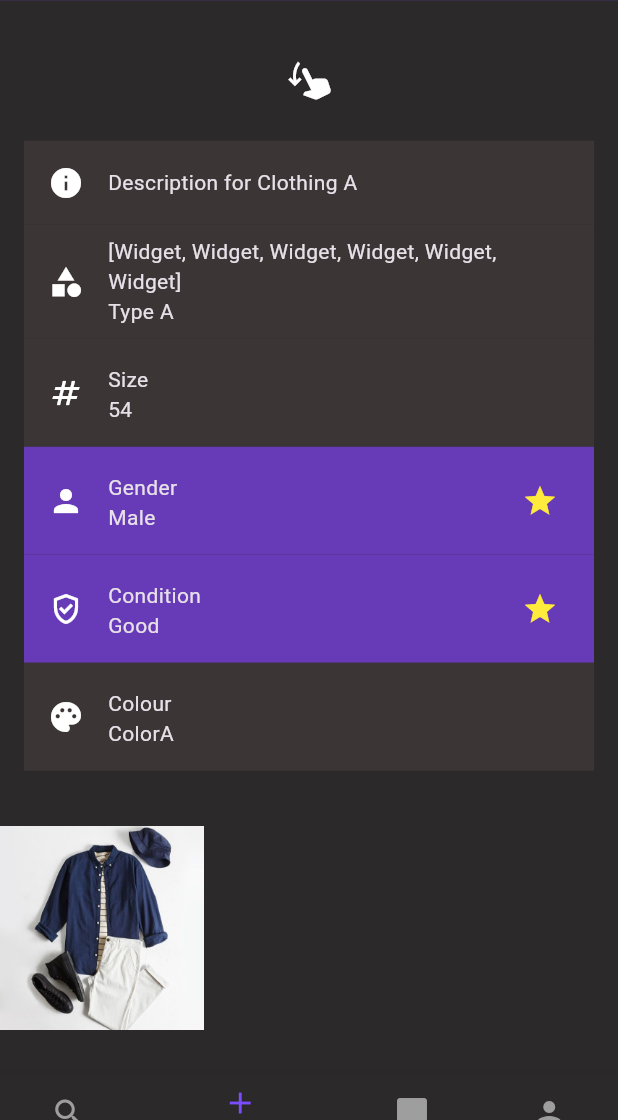
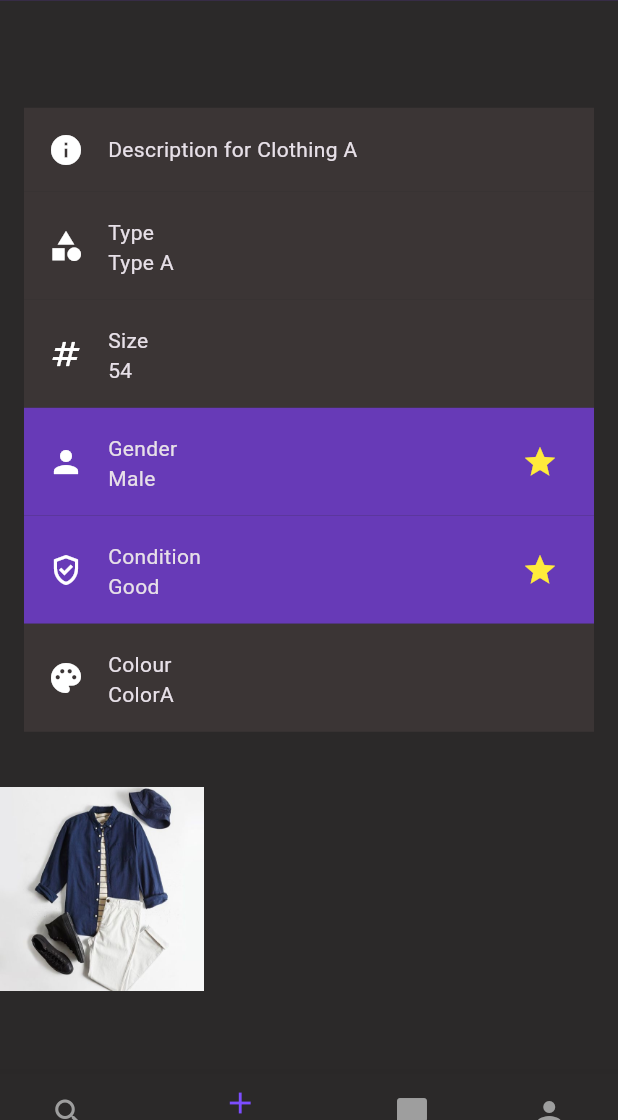
Before and after one commit to Fiversity-1/StyleSwap, a Flutter app: the SwipePage screen opened by its route, scrolled down 576 dp, on a phone screen of 412 x 824 dp, the part 116-1236 px from its top. Run offline on Flutter 3.47's test engine with Material 3 defaults, Android fonts, the phone set to English and light mode, and no system bars; our stand-ins replace flutter_card_swiper, flutter_hooks, flutter_slidable, font_awesome_flutter, image_picker, like_button and 4 more; missing offline and left inert: confirm_dialog, easy_image_viewer, flutter_image_stack, flutter_reorderable_grid_view, string_extensions, swipe and 1 more; accounts and stored records are empty.

Commit message:
On swipe if swipped up use, hide button on details to avoid context bugs

```diff
--- a/lib/features/clothing/presentation/clothing_detail.dart
+++ b/lib/features/clothing/presentation/clothing_detail.dart
@@ -1,5 +1,4 @@
 import 'package:clothing_swap/features/clothing/presentation/search_provider.dart';
-import 'package:clothing_swap/features/profile/presentation/profile_class.dart';
 import 'package:clothing_swap/widgets/browse_photos.dart';
 import 'package:flutter/material.dart';
 import 'package:clothing_swap/widgets/custom_top_app_bar.dart';
@@ -8,11 +7,15 @@ import 'package:flutter/foundation.dart' show kIsWeb;
 import 'package:provider/provider.dart';
 
 class ClothingDetail extends StatelessWidget {
-  const ClothingDetail({super.key});
+  final String? location;
+  const ClothingDetail({super.key, this.location});
   //Need a matching algorithm - based on preferences/ latest search
 
   @override
   Widget build(BuildContext context) {
+    //GPT for modal route to collect argument
+    final String? location =
+        ModalRoute.of(context)!.settings.arguments as String?;
     final searchResults = Provider.of<Search>(context);
 
     double height = MediaQuery.of(context).size.height;
@@ -33,6 +36,8 @@ class ClothingDetail extends StatelessWidget {
               children: [
                 Padding(
                   padding: const EdgeInsets.only(top: (0.0)),
+                  child: Visibility(
+                    visible: location == "tap",
                     child: IconButton(
                         icon: const Icon(
                             kIsWeb ? Icons.arrow_upward : Icons.swipe_down),
@@ -40,6 +45,7 @@ class ClothingDetail extends StatelessWidget {
                         onPressed: () {
                           Navigator.pop(context);
                         }),
+                  ),
                 ),
               ],
             ),
@@ -57,7 +63,7 @@ class ClothingDetail extends StatelessWidget {
                 ),
                 ListTile(
                   title: Text(
-                    searchResults.getListing().toString(),
+                    "Type",
                     style: Theme.of(context).textTheme.bodyMedium,
                   ),
                   subtitle: Text(
--- a/lib/features/clothing/presentation/preferences_provider.dart
+++ b/lib/features/clothing/presentation/preferences_provider.dart
@@ -1,6 +1,6 @@
 import 'package:flutter/material.dart';
 
-//Chat GPT generated
+//Chat GPT generated, modified
 class PreferencesNotifier extends ChangeNotifier {
   final List<String> _typePreferences = [];
   final List<String> _sizePreferences = [];
--- a/lib/features/clothing/presentation/search_provider.dart
+++ b/lib/features/clothing/presentation/search_provider.dart
@@ -37,4 +37,15 @@ class Search with ChangeNotifier {
     _listings.removeAt(index);
     notifyListeners();
   }
+
+  String checkCardType() {
+    if (getListing().isNotEmpty) {
+      if (getListing()[0] is FunFactCard) {
+        return "Fact";
+      } else if (getListing()[0] is! FunFactCard) {
+        return "Clothes";
+      }
+    }
+    return "Empty";
+  }
 }
--- a/lib/features/clothing/presentation/select_preferences.dart
+++ b/lib/features/clothing/presentation/select_preferences.dart
@@ -1,4 +1,3 @@
-// signup.dart
 import 'package:clothing_swap/features/clothing/domain/clothing_info.dart';
 import 'package:clothing_swap/features/clothing/presentation/preferences_provider.dart';
 import 'package:clothing_swap/widgets/custom_bottom_nav_bar.dart';
--- a/lib/features/clothing/presentation/swipe.dart
+++ b/lib/features/clothing/presentation/swipe.dart
@@ -1,17 +1,25 @@
 // startpage.dart
 import 'package:clothing_swap/features/clothing/presentation/clothing_detail.dart';
+import 'package:clothing_swap/features/clothing/presentation/search_provider.dart';
 import 'package:clothing_swap/features/clothing/presentation/swipetop.dart';
 import 'package:flutter/material.dart';
+import 'package:provider/provider.dart';
 
 class SwipePage extends StatelessWidget {
   const SwipePage({super.key});
 
   @override
   Widget build(BuildContext context) {
+    final searchResults = Provider.of<Search>(context);
     return Scaffold(
       body: PageView(
         scrollDirection: Axis.vertical,
-        children: const [SwipePageTop(), ClothingDetail()],
+        children: [
+          const SwipePageTop(),
+          // Only include this page if the condition is met- chat modified
+          if (searchResults.checkCardType() == "Clothes")
+            const ClothingDetail(),
+        ],
       ),
     );
   }
--- a/lib/features/clothing/presentation/swipetop.dart
+++ b/lib/features/clothing/presentation/swipetop.dart
@@ -1,4 +1,3 @@
-import 'package:clothing_swap/features/clothing/presentation/clothing_item_build.dart';
 import 'package:clothing_swap/features/clothing/presentation/search_provider.dart';
 import 'package:clothing_swap/features/messaging/chat_listing_class.dart';
 import 'package:clothing_swap/features/profile/presentation/profile_class.dart';
@@ -22,7 +21,7 @@ class SwipePageTop extends StatefulWidget {
 }
 
 class _SwipePageTopState extends State<SwipePageTop> {
-  late List displayCards;
+  static List displayCards = [];
   //use this for indexing queries/views
   late TutorialCoachMark explainer;
   List<TargetFocus> listTargets = [];
@@ -42,7 +41,7 @@ class _SwipePageTopState extends State<SwipePageTop> {
       final searchResults = Provider.of<Search>(context, listen: false);
       searchResults.setListings();
       setState(() {
-        displayCards = searchResults.getListing();
+        displayCards = List.from(searchResults.getListing());
       });
     });
   }
@@ -63,21 +62,8 @@ class _SwipePageTopState extends State<SwipePageTop> {
     });
   }
 
-  String _checkCardType(Search searchResults) {
-    if (_counter < searchResults.getListing().length) {
-      if (searchResults.getListing()[_counter] is FunFactCard) {
-        return "Fact";
-      } else if (searchResults.getListing()[_counter] is! FunFactCard) {
-        return "Clothes";
-      }
-    }
-    return "Empty";
-  }
-
-  void _handleRemove(Search searchResults) {
-    setState(() {
-      searchResults.removeListing(0);
-    });
+  void _handleRemove(Search searchResults, int previousIndex) {
+    searchResults.removeListing(previousIndex);
   }
 
   final GlobalKey _tapingKey = GlobalKey();
@@ -89,7 +75,6 @@ class _SwipePageTopState extends State<SwipePageTop> {
     //Need to update for whatever search returns, publicListing will be
     //replaced and need to be updated
     final searchResults = Provider.of<Search>(context);
-
     final chatManager = Provider.of<ChatManager>(context);
     double height = MediaQuery.of(context).size.height;
     double width = MediaQuery.of(context).size.width;
@@ -153,25 +138,17 @@ class _SwipePageTopState extends State<SwipePageTop> {
                           child: SizedBox(
                               height: (kIsWeb) ? height * 0.7 : height * 0.6,
                               width: (kIsWeb) ? width * 0.525 : width * 0.925,
-                              child: _checkCardType(searchResults) != "Empty"
+                              child: searchResults.checkCardType() != "Empty"
                                   ? CardSwiper(
-                                      cardsCount:
-                                          searchResults.getListing().length,
+                                      cardsCount: displayCards.length,
                                       scale: 0.6,
                                       isLoop: false,
                                       numberOfCardsDisplayed: 2,
                                       onSwipe: (previousIndex, currentIndex,
                                           direction) {
                                         _incrementCounter();
-                                        if (direction.name == 'left') {
-                                          if (searchResults
-                                                  .getListing()[previousIndex]
-                                              is! FunFactCard) {
-                                            _handleRemove(searchResults);
-                                          }
-                                        } else if (direction.name == 'right' &&
-                                            searchResults
-                                                    .getListing()[previousIndex]
+                                        if (direction.name == 'right' &&
+                                            searchResults.getListing()[0]
                                                 is! FunFactCard) {
                                           //Chat provided provider logic, has been modified
                                           final userManager =
@@ -182,7 +159,7 @@ class _SwipePageTopState extends State<SwipePageTop> {
                                               userManager.currentUser;
                                           final listerProfile = userManager
                                               .getUserById(searchResults
-                                                  .getListing()[previousIndex]
+                                                  .getListing()[0]
                                                   .item
                                                   .userId);
 
@@ -195,11 +172,10 @@ class _SwipePageTopState extends State<SwipePageTop> {
                                             time: "Now",
                                             opened: false,
                                             image: searchResults
-                                                .getListing()[previousIndex]
+                                                .getListing()[0]
                                                 .item
                                                 .images[0],
                                           ));
-                                          _handleRemove(searchResults);
 
                                           toastification.showCustom(
                                             context: context,
@@ -242,7 +218,8 @@ class _SwipePageTopState extends State<SwipePageTop> {
                                                                     chat!.id);
                                                             Navigator.pushNamed(
                                                               context,
-                                                                '/chat');
+                                                              '/chat',
+                                                            );
                                                           },
                                                           child: const Text(
                                                               'Message Now!'),
@@ -255,7 +232,7 @@ class _SwipePageTopState extends State<SwipePageTop> {
                                             },
                                           );
                                         }
-
+                                        _handleRemove(searchResults, 0);
                                         return true;
                                       },
                                       allowedSwipeDirection:
@@ -265,9 +242,7 @@ class _SwipePageTopState extends State<SwipePageTop> {
                                           index,
                                           percentThresholdX,
                                           percentThresholdY) {
-                                        if (displayCards.isNotEmpty) {
                                         return displayCards[index];
-                                        }
                                       },
                                     )
                                   : const NoResultCard()),
@@ -279,12 +254,9 @@ class _SwipePageTopState extends State<SwipePageTop> {
                             mainAxisAlignment: MainAxisAlignment.spaceBetween,
                             children: [
                               Text(
-                                _checkCardType(searchResults) == "Clothes"
-                                    ? searchResults
-                                        .getListing()[_counter]
-                                        .item
-                                        .name
-                                    : _checkCardType(searchResults) == "Fact"
+                                searchResults.checkCardType() == "Clothes"
+                                    ? searchResults.getListing()[0].item.name
+                                    : searchResults.checkCardType() == "Fact"
                                         ? "Fun Fact!"
                                         : "Sorry!",
                                 style:
@@ -306,12 +278,12 @@ class _SwipePageTopState extends State<SwipePageTop> {
                             mainAxisAlignment: MainAxisAlignment.spaceBetween,
                             children: [
                               Text(
-                                  _checkCardType(searchResults) == "Clothes"
+                                  searchResults.checkCardType() == "Clothes"
                                       ? searchResults
-                                          .getListing()[_counter]
+                                          .getListing()[0]
                                           .item
                                           .location
-                                      : _checkCardType(searchResults) == "Fact"
+                                      : searchResults.checkCardType() == "Fact"
                                           ? ""
                                           : "No Cards left!",
                                   style: Theme.of(context)
@@ -322,6 +294,8 @@ class _SwipePageTopState extends State<SwipePageTop> {
                         ),
                         Padding(
                           padding: const EdgeInsets.only(bottom: (7.5)),
+                          child: Visibility(
+                            visible: searchResults.checkCardType() == "Clothes",
                             child: IconButton(
                                 icon: const Icon(kIsWeb
                                     ? Icons.arrow_downward
@@ -330,8 +304,10 @@ class _SwipePageTopState extends State<SwipePageTop> {
                                 key: _moreDetailKey,
                                 onPressed: () {
                                   Navigator.pushNamed(
-                                    context, '/clothing_detail');
+                                      context, '/clothing_detail',
+                                      arguments: "tap");
                                 }),
+                          ),
                         ),
                       ],
                     ),
--- a/lib/widgets/fun_fact.dart
+++ b/lib/widgets/fun_fact.dart
@@ -29,7 +29,7 @@ class FunFactCardState extends State<FunFactCard> {
                             lightTheme)
                     ? funFactLightWeb[widget.index]
                     : funFactDarkWeb[widget.index],
-        fit: BoxFit.contain,
+        fit: kIsWeb ? BoxFit.fill : BoxFit.contain,
       ),
     );
   }
```
Lines whose indentation alone changed are shown as unchanged.
